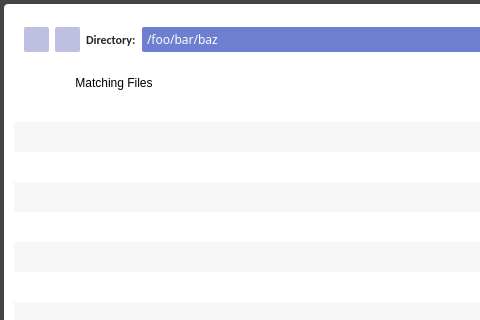
Before: the Qt Designer form batchrename.ui in 0E9B061F/batchrename, drawn with Qt 5; both pictures show x 0 to 480 and y 0 to 320 of the 989 by 689 pixel window.
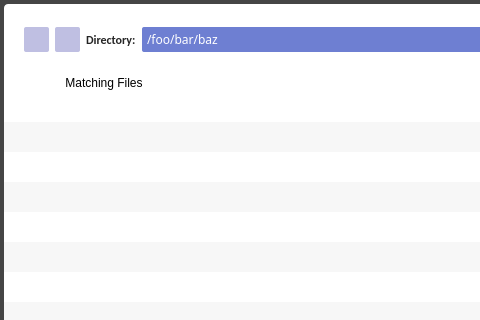
After: the same form once the commit is applied. Icons and pictures are not drawn.

Commit message: Expand table width to window width

Diff of the .ui file:
```diff
--- a/batchrename.ui
+++ b/batchrename.ui
@@ -661,9 +661,9 @@
    <widget class="QWidget" name="gridLayoutWidget">
     <property name="geometry">
      <rect>
-      <x>10</x>
+      <x>0</x>
       <y>70</y>
-      <width>961</width>
+      <width>981</width>
       <height>511</height>
      </rect>
     </property>
```
The commit also changes 1 other file.
